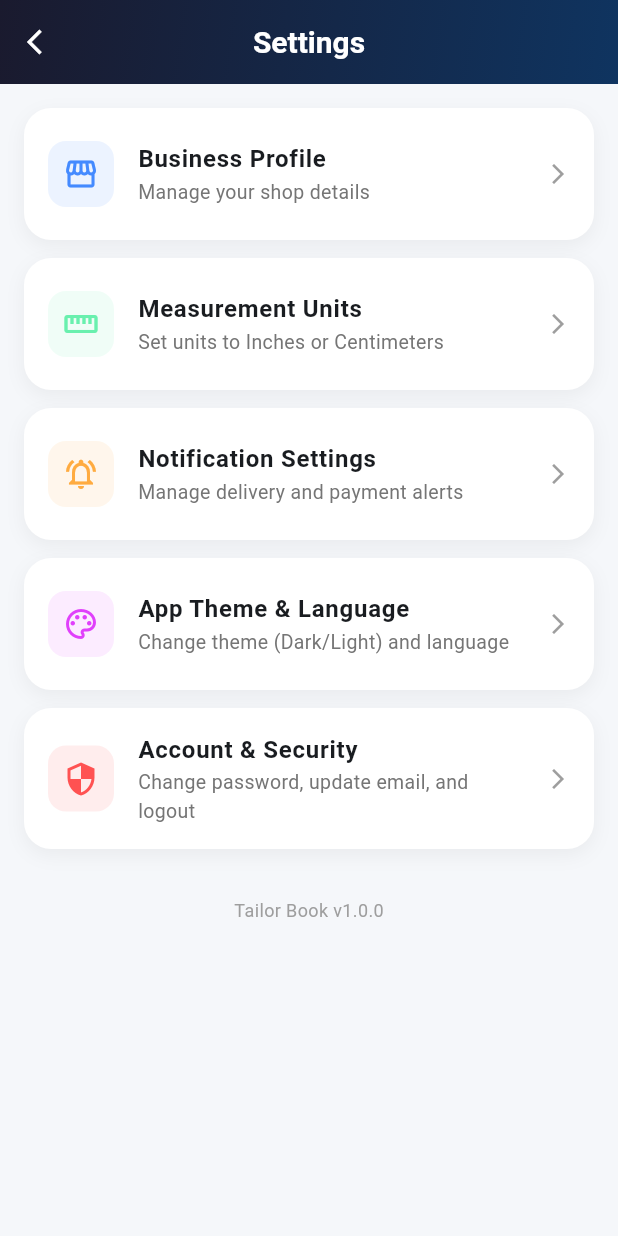
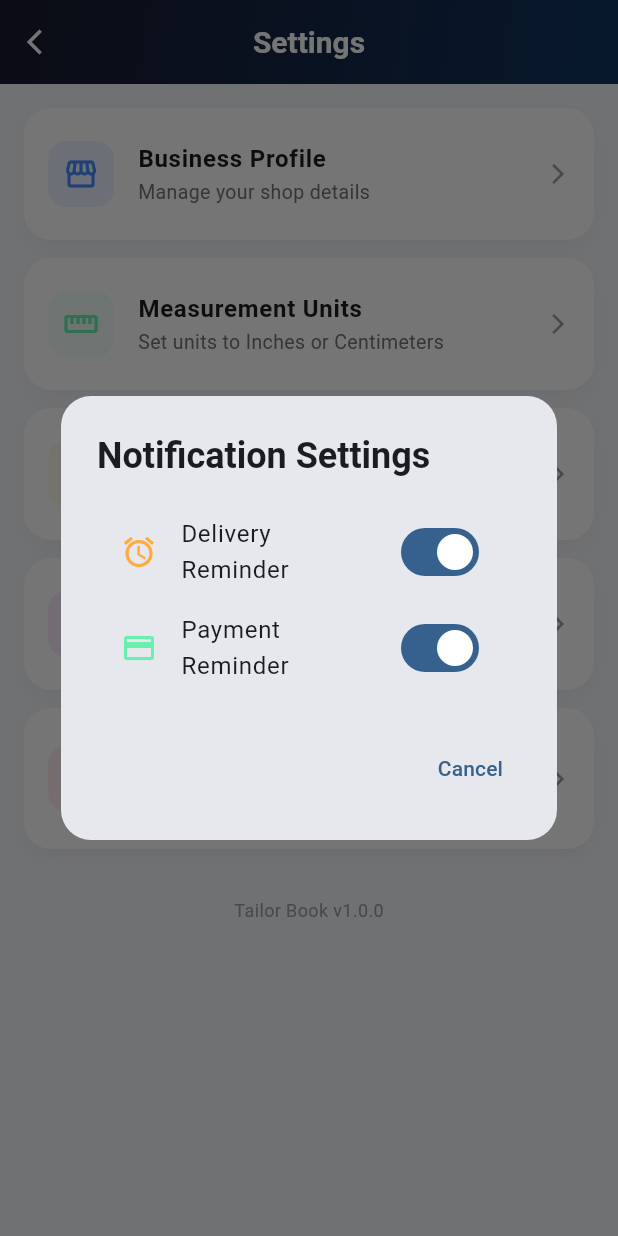
Before and after one commit to talibafridi97-source/Tailor_Management_System, a Flutter app: the SettingsScreen screen opened directly, after a tap on "Notification Settings", on a phone screen of 412 x 824 dp. Run offline on Flutter 3.47's test engine with Material 3 defaults, Android fonts, the phone set to English and light mode, and no system bars; our stand-ins replace cloud_firestore, firebase_auth, firebase_core, shared_preferences; accounts and stored records are empty.

Commit message:
Update Settings: Add Delivery and Payment Reminder alerts in Notification Settings

```diff
--- a/lib/Tailor_App/app_translations.dart
+++ b/lib/Tailor_App/app_translations.dart
@@ -41,6 +41,9 @@ class AppTranslations {
       'shop_address': 'Address',
       'shop_logo': 'Logo URL',
       'business_details': 'Manage your shop details',
+      'delivery_reminder': 'Delivery Reminder',
+      'payment_reminder': 'Payment Reminder',
+      'notif_desc': 'Manage your alerts and reminders',
     },
     'ur': {
       'app_title': 'ٹیلر بک',
@@ -83,6 +86,9 @@ class AppTranslations {
       'shop_address': 'پتہ',
       'shop_logo': 'لوگو کا لنک',
       'business_details': 'اپنی دکان کی تفصیلات سنبھالیں',
+      'delivery_reminder': 'ڈیلیوری کی یاد دہانی',
+      'payment_reminder': 'ادائیگی کی یاد دہانی',
+      'notif_desc': 'اپنے الرٹس اور ریمائنڈرز کا نظم کریں',
     },
     'hi': {
       'app_title': 'दर्जी बुक',
@@ -125,6 +131,9 @@ class AppTranslations {
       'shop_address': 'पता',
       'shop_logo': 'लोगो लिंक',
       'business_details': 'अपनी दुकान का विवरण प्रबंधित करें',
+      'delivery_reminder': 'डिलिवरी अनुस्मारक',
+      'payment_reminder': 'भुगतान अनुस्मारक',
+      'notif_desc': 'अपने अलर्ट और अनुस्मारक प्रबंधित करें',
     },
     'ps': {
       'app_title': 'د خیاط کتاب',
@@ -148,7 +157,7 @@ class AppTranslations {
       'inventory': 'انوینٹری',
       'logout': 'وتل',
       'pending': 'پاتې',
-      'complete': 'بشپړ شوی',
+      'complete': 'بشړ شوی',
       'delivered': 'سپارل شوی',
       'welcome': 'ښه راغلاست،',
       'change_password': 'پاسورډ بدل کړئ',
@@ -167,6 +176,9 @@ class AppTranslations {
       'shop_address': 'پته',
       'shop_logo': 'د لوګو لینک',
       'business_details': 'د خپلې هټۍ توضیحات تنظیم کړئ',
+      'delivery_reminder': 'د سپارلو یادونه',
+      'payment_reminder': 'د تادیې یادونه',
+      'notif_desc': 'خپل الرټونه او یادونه تنظیم کړئ',
     },
   };
 
--- a/lib/Tailor_App/settings_provider.dart
+++ b/lib/Tailor_App/settings_provider.dart
@@ -4,9 +4,13 @@ import 'package:shared_preferences/shared_preferences.dart';
 class SettingsProvider extends ChangeNotifier {
   ThemeMode _themeMode = ThemeMode.light;
   Locale _locale = const Locale('en');
+  bool _deliveryReminder = true;
+  bool _paymentReminder = true;
 
   ThemeMode get themeMode => _themeMode;
   Locale get locale => _locale;
+  bool get deliveryReminder => _deliveryReminder;
+  bool get paymentReminder => _paymentReminder;
 
   SettingsProvider() {
     _loadSettings();
@@ -22,6 +26,10 @@ class SettingsProvider extends ChangeNotifier {
     // Load Locale
     final languageCode = prefs.getString('languageCode') ?? 'en';
     _locale = Locale(languageCode);
+
+    // Load Notifications
+    _deliveryReminder = prefs.getBool('deliveryReminder') ?? true;
+    _paymentReminder = prefs.getBool('paymentReminder') ?? true;
 
     notifyListeners();
   }
@@ -39,4 +47,18 @@ class SettingsProvider extends ChangeNotifier {
     final prefs = await SharedPreferences.getInstance();
     await prefs.setString('languageCode', languageCode);
   }
+
+  Future<void> toggleDeliveryReminder(bool val) async {
+    _deliveryReminder = val;
+    notifyListeners();
+    final prefs = await SharedPreferences.getInstance();
+    await prefs.setBool('deliveryReminder', val);
+  }
+
+  Future<void> togglePaymentReminder(bool val) async {
+    _paymentReminder = val;
+    notifyListeners();
+    final prefs = await SharedPreferences.getInstance();
+    await prefs.setBool('paymentReminder', val);
+  }
 }
--- a/lib/Tailor_App/settings_screen.dart
+++ b/lib/Tailor_App/settings_screen.dart
@@ -62,9 +62,9 @@ class SettingsScreen extends StatelessWidget {
             context: context,
             icon: Icons.notifications_active_outlined,
             title: t('notifications'),
-            subtitle: "Manage delivery and payment alerts",
+            subtitle: t('notif_desc'),
             color: Colors.orangeAccent,
-            onTap: () {},
+            onTap: () => _showNotificationSettingsDialog(context, settings, t),
           ),
           _settingsItem(
             context: context,
@@ -159,6 +159,42 @@ class SettingsScreen extends StatelessWidget {
             child: Text(t('save')),
           ),
         ],
+      ),
+    );
+  }
+
+  void _showNotificationSettingsDialog(BuildContext context, SettingsProvider settings, String Function(String) t) {
+    showDialog(
+      context: context,
+      builder: (ctx) => StatefulBuilder(
+        builder: (context, setState) => AlertDialog(
+          shape: RoundedRectangleBorder(borderRadius: BorderRadius.circular(20)),
+          title: Text(t('notifications'), style: const TextStyle(fontWeight: FontWeight.bold)),
+          content: Column(
+            mainAxisSize: MainAxisSize.min,
+            children: [
+              SwitchListTile(
+                title: Text(t('delivery_reminder')),
+                secondary: const Icon(Icons.alarm, color: Colors.orangeAccent),
+                value: settings.deliveryReminder,
+                onChanged: (val) {
+                  settings.toggleDeliveryReminder(val);
+                },
+              ),
+              SwitchListTile(
+                title: Text(t('payment_reminder')),
+                secondary: const Icon(Icons.payment, color: Colors.greenAccent),
+                value: settings.paymentReminder,
+                onChanged: (val) {
+                  settings.togglePaymentReminder(val);
+                },
+              ),
+            ],
+          ),
+          actions: [
+            TextButton(onPressed: () => Navigator.pop(ctx), child: Text(t('cancel'))),
+          ],
+        ),
       ),
     );
   }
```
